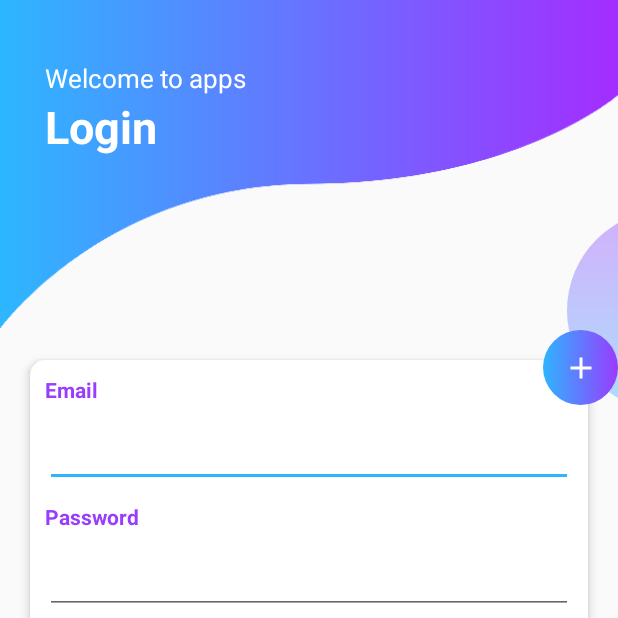
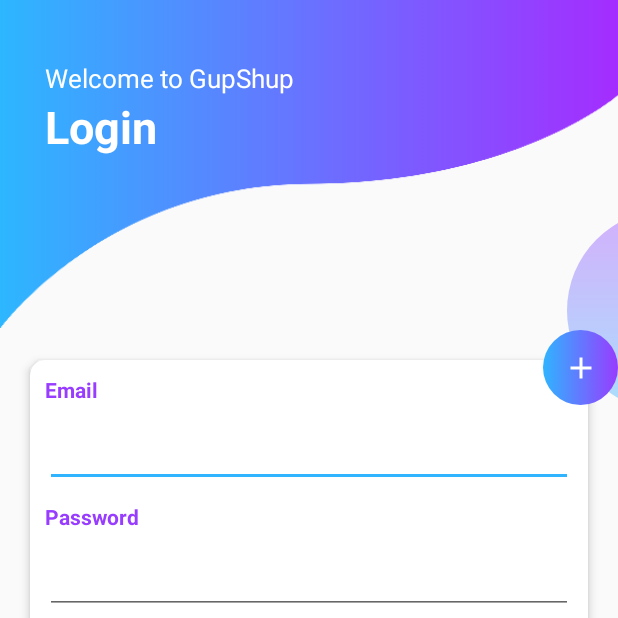
Before and after one commit to TAYYAB-BUKC/GupShup, an Android app: the screen it shows after launch (LoginActivity), on a phone screen of 412 x 824 dp, the top half of it. Run offline under Robolectric (Android 15) with nearby library versions, the phone set to English and light mode, and no system bars; our stand-ins replace Firebase (no records; nobody signed in at launch, a user with empty details on screens opened directly); 2 statements that could not run were skipped.

```diff
--- a/app/build.gradle
+++ b/app/build.gradle
@@ -32,6 +32,7 @@ dependencies {
     implementation 'com.google.firebase:firebase-database:17.0.0'
     implementation 'com.google.firebase:firebase-storage:17.0.0'
     implementation 'com.google.firebase:firebase-core:16.0.9'
+    implementation 'com.firebaseui:firebase-ui-database:3.2.2'
     testImplementation 'junit:junit:4.12'
     implementation 'com.android.support:support-v4:28.0.0'
     implementation 'de.hdodenhof:circleimageview:2.2.0'
--- a/app/src/main/java/com/example/gupshup/ChatsFragment.java
+++ b/app/src/main/java/com/example/gupshup/ChatsFragment.java
@@ -3,9 +3,17 @@ package com.example.gupshup;
 
 import android.os.Bundle;
 import android.support.v4.app.Fragment;
+import android.support.v7.widget.LinearLayoutManager;
+import android.support.v7.widget.RecyclerView;
 import android.view.LayoutInflater;
 import android.view.View;
 import android.view.ViewGroup;
+
+import com.google.firebase.auth.FirebaseAuth;
+import com.google.firebase.database.DatabaseReference;
+import com.google.firebase.database.FirebaseDatabase;
+
+import java.lang.ref.PhantomReference;
 
 
 /**
@@ -13,6 +21,12 @@ import android.view.ViewGroup;
  */
 public class ChatsFragment extends Fragment {
 
+    private View PrivateChatsView;
+    private RecyclerView chatsList;
+
+    private DatabaseReference ChatsRef, UsersRef;
+    private FirebaseAuth auth;
+    private String currentUserID="";
 
     public ChatsFragment() {
         // Required empty public constructor
@@ -23,7 +37,18 @@ public class ChatsFragment extends Fragment {
     public View onCreateView(LayoutInflater inflater, ViewGroup container,
                              Bundle savedInstanceState) {
         // Inflate the layout for this fragment
-        return inflater.inflate(R.layout.fragment_chats, container, false);
+        PrivateChatsView = inflater.inflate(R.layout.fragment_chats, container, false);
+
+        chatsList = (RecyclerView) PrivateChatsView.findViewById(R.id.chats_list);
+        chatsList.setLayoutManager(new LinearLayoutManager(getContext()));
+
+        return PrivateChatsView;
     }
 
-}
+    public void onStart()
+    {
+        super.onStart();
+
+
+
+}}
--- a/app/src/main/java/com/example/gupshup/PhoneLoginActivity.java
+++ b/app/src/main/java/com/example/gupshup/PhoneLoginActivity.java
@@ -135,10 +135,7 @@ public class PhoneLoginActivity extends AppCompatActivity {
                 InputVerificationCode.setVisibility(View.VISIBLE);
             }
         };
-
     }
-
-
 
     private void signInWithPhoneAuthCredential(PhoneAuthCredential credential) {
         auth.signInWithCredential(credential)
--- a/app/src/main/res/layout/activity_login.xml
+++ b/app/src/main/res/layout/activity_login.xml
@@ -21,7 +21,7 @@
         android:layout_marginLeft="30dp"
         android:layout_marginTop="40dp"
         android:elevation="5dp"
-        android:text="Welcome to apps"
+        android:text="Welcome to GupShup"
         android:textColor="@color/colorWhite"
         android:textSize="17sp" />
 
```
